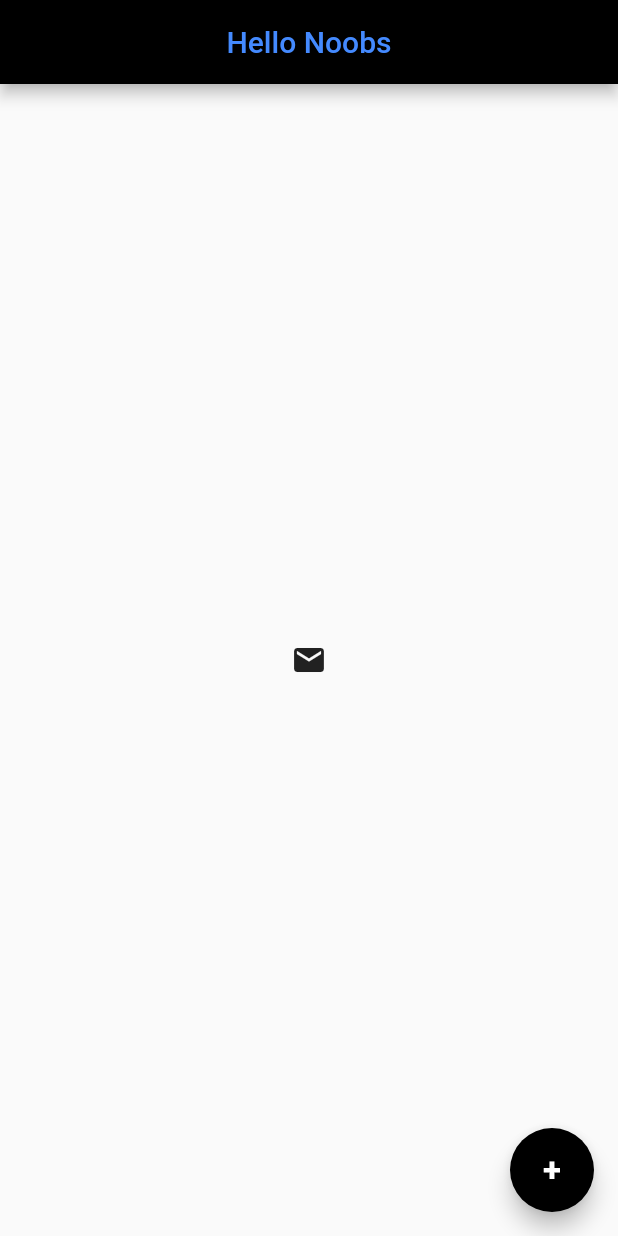
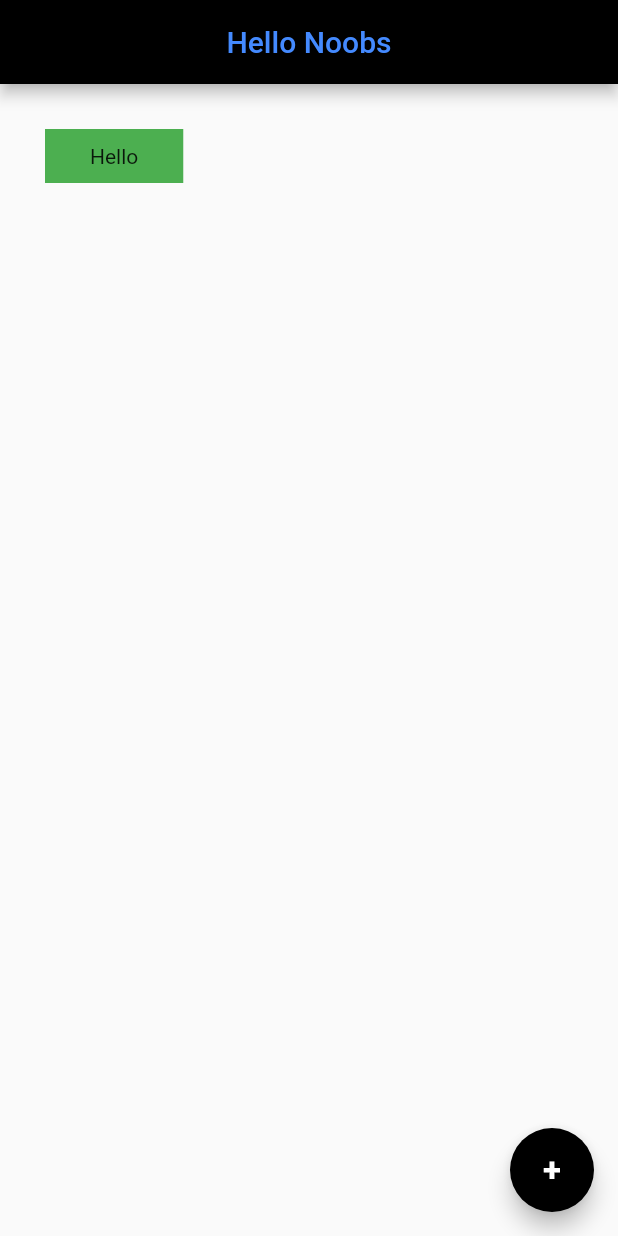
Before and after one commit to mahfuj-ahmed-jim/The-Net-Ninja-Flutter, a Flutter app: the screen it shows after launch, on a phone screen of 412 x 824 dp. Run offline on Flutter 3.47's test engine with Material 2 defaults, Android fonts, the phone set to English and light mode, and no system bars.

Commit message:
Container & Padding, Margin

```diff
--- a/lib/main.dart
+++ b/lib/main.dart
@@ -22,13 +22,11 @@ class Home extends StatelessWidget {
         centerTitle: true,
         backgroundColor: Colors.black,
       ),
-      body: Center(
-        child: IconButton(
-          onPressed: () {
-            print("Mail");
-          },
-          icon: Icon(Icons.mail),
-        ),
+      body: Container(
+        padding: EdgeInsets.symmetric(horizontal: 30, vertical: 10),
+        margin: EdgeInsets.all(30),
+        color: Colors.green,
+        child: Text('Hello'),
       ),
       floatingActionButton: FloatingActionButton(
         onPressed: null,
```
